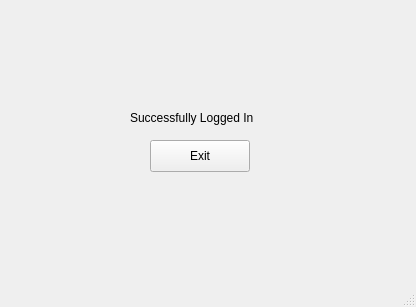
Old version of the form BankingSystem/loggedin.ui in the repository danialross/BankingSystem.
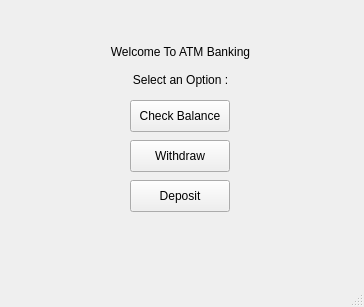
New version of the form.

Diff of the .ui file:
```diff
--- a/BankingSystem/loggedin.ui
+++ b/BankingSystem/loggedin.ui
@@ -6,7 +6,7 @@
    <rect>
     <x>0</x>
     <y>0</y>
-    <width>416</width>
+    <width>364</width>
     <height>307</height>
    </rect>
   </property>
@@ -17,27 +17,58 @@
    <widget class="QLabel" name="label">
     <property name="geometry">
      <rect>
+      <x>100</x>
+      <y>40</y>
+      <width>161</width>
+      <height>51</height>
+     </rect>
+    </property>
+    <property name="text">
+     <string>Welcome To ATM Banking 
+
+Select an Option :</string>
+    </property>
+    <property name="alignment">
+     <set>Qt::AlignCenter</set>
+    </property>
+   </widget>
+   <widget class="QPushButton" name="balanceButton">
+    <property name="geometry">
+     <rect>
       <x>130</x>
-      <y>110</y>
-      <width>141</width>
-      <height>16</height>
+      <y>100</y>
+      <width>100</width>
+      <height>32</height>
      </rect>
     </property>
     <property name="text">
-     <string>Successfully Logged In</string>
+     <string>Check Balance</string>
     </property>
    </widget>
    <widget class="QPushButton" name="pushButton">
     <property name="geometry">
      <rect>
-      <x>150</x>
+      <x>130</x>
       <y>140</y>
       <width>100</width>
       <height>32</height>
      </rect>
     </property>
     <property name="text">
-     <string>Exit</string>
+     <string>Withdraw</string>
+    </property>
+   </widget>
+   <widget class="QPushButton" name="depositButton">
+    <property name="geometry">
+     <rect>
+      <x>130</x>
+      <y>180</y>
+      <width>100</width>
+      <height>32</height>
+     </rect>
+    </property>
+    <property name="text">
+     <string>Deposit</string>
     </property>
    </widget>
   </widget>
```
Left out of the diff: 4 changed lines with no effect on the pictures.
